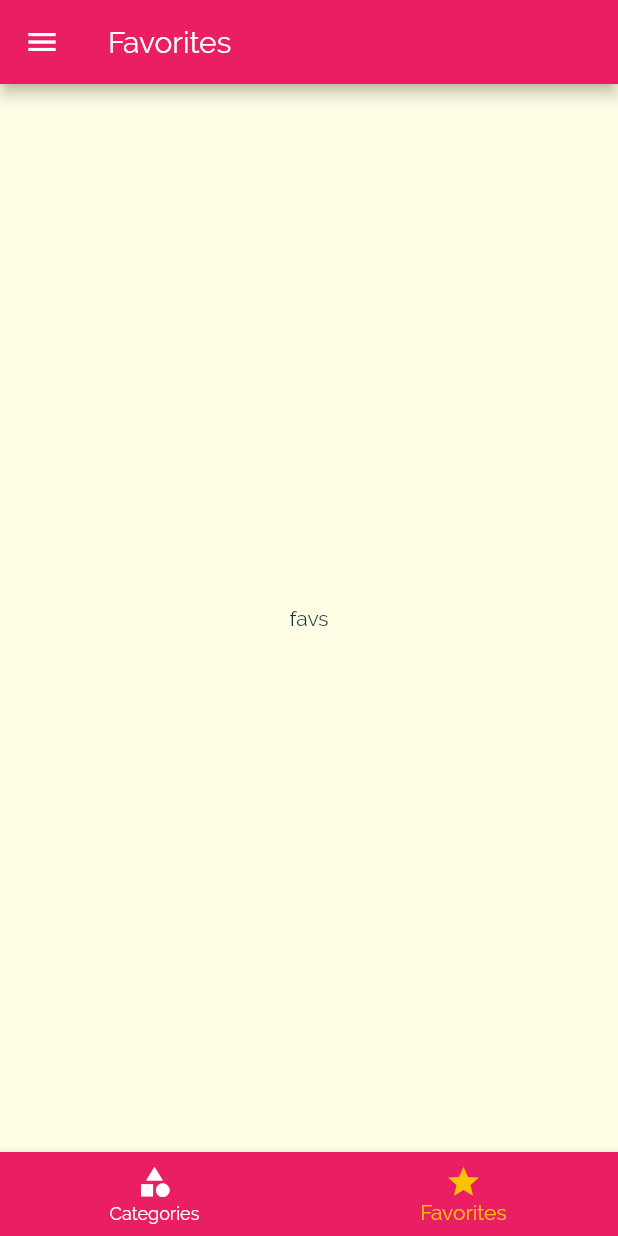
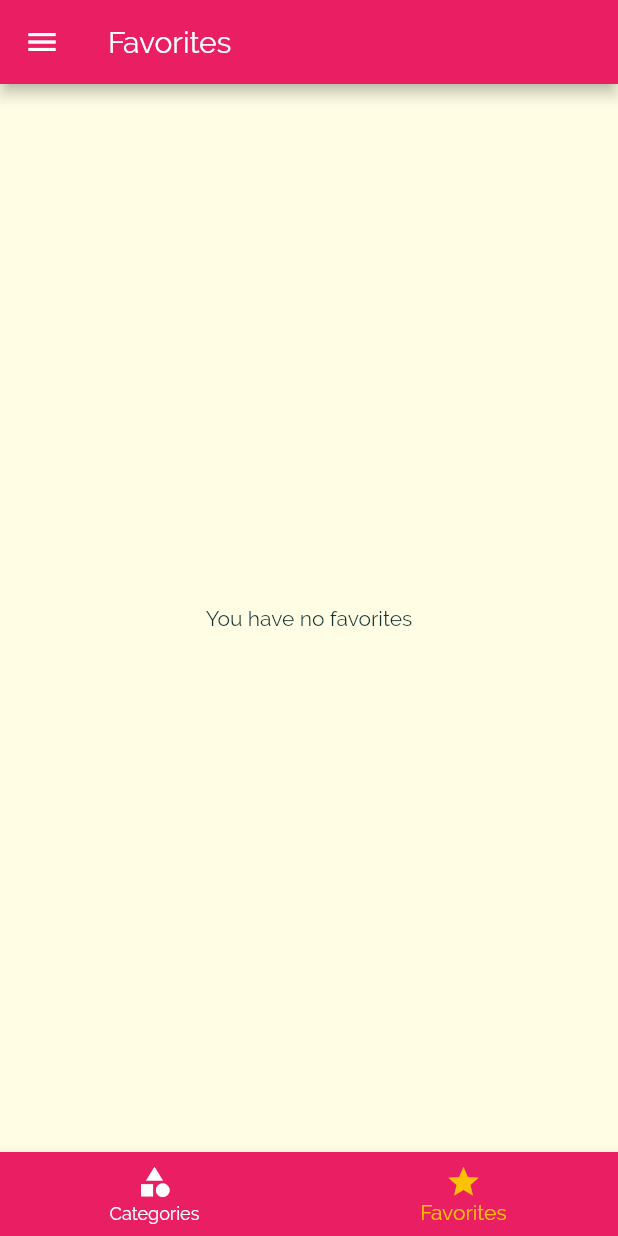
Before and after one commit to Zims/meals_app, a Flutter app: the screen it shows after launch, item 2 of the bottom bar chosen, on a phone screen of 412 x 824 dp. Run offline on Flutter 3.47's test engine with Material 2 defaults, Android fonts, the phone set to English and light mode, and no system bars.

Commit message:
Adding a "Mark as Favorite" Feature

```diff
--- a/lib/main.dart
+++ b/lib/main.dart
@@ -22,13 +22,14 @@ class _MyAppState extends State<MyApp> {
     'vegetarian': false,
   };
 
-  List<Meal> _avilableMeals = DUMMY_MEALS;
+  List<Meal> _availableMeals = DUMMY_MEALS;
+  List<Meal> _favoriteMeals = [];
 
   void _setFilters(Map<String, bool> filterData) {
     setState(() {
       _filters = filterData;
 
-      _avilableMeals = DUMMY_MEALS.where((meal) {
+      _availableMeals = DUMMY_MEALS.where((meal) {
         // if(_filters['gluten'] == true) =
         if (_filters['gluten'] && !meal.isGlutenFree) {
           return false;
@@ -46,6 +47,27 @@ class _MyAppState extends State<MyApp> {
         //chek whole dummy list for ! gluten free. If it isn`t than it`s excluded because the filter is on
       }).toList();
     });
+  }
+
+  void _toggleFavorite(String mealId) {
+    final existingIndex =
+        _favoriteMeals.indexWhere((meal) => meal.id == mealId);
+
+    if (existingIndex >= 0) {
+      setState(() {
+        _favoriteMeals.removeAt(existingIndex);
+      });
+    } else {
+      setState(() {
+        _favoriteMeals.add(
+          DUMMY_MEALS.firstWhere((meal) => meal.id == mealId),
+        );
+      });
+    }
+  }
+
+  bool _isMealFavorite(String id) {
+    return _favoriteMeals.any((meal) => meal.id == id);
   }
 
   @override
@@ -72,10 +94,10 @@ class _MyAppState extends State<MyApp> {
       ),
       // home: CategoriesScreen(),
       routes: {
-        '/': (ctx) => TabsScreen(),
+        '/': (ctx) => TabsScreen(_favoriteMeals),
         CategoryMealsScreen.routeName: (ctx) =>
-            CategoryMealsScreen(_avilableMeals),
-        MealDetailScreen.routeName: (ctx) => MealDetailScreen(),
+            CategoryMealsScreen(_availableMeals),
+        MealDetailScreen.routeName: (ctx) => MealDetailScreen(_toggleFavorite, _isMealFavorite),
         FiltersScreen.routeName: (ctx) => FiltersScreen(_filters, _setFilters)
       },
     );
--- a/lib/screens/category_meals_screen.dart
+++ b/lib/screens/category_meals_screen.dart
@@ -61,7 +61,6 @@ class _CategoryMealsScreenState extends State<CategoryMealsScreen> {
             duration: displayedMeals[index].duration,
             affordability: displayedMeals[index].affordability,
             complexity: displayedMeals[index].complexity,
-            removeItem: _removeMeal,
           );
         },
         itemCount: displayedMeals.length,
--- a/lib/screens/favorites_screen.dart
+++ b/lib/screens/favorites_screen.dart
@@ -1,10 +1,31 @@
 import 'package:flutter/material.dart';
+import '../models/meal.dart';
+import '../widgets/meal_item.dart';
 
 class FavoritesScreen extends StatelessWidget {
+  final List<Meal> favoriteMeals;
+
+  FavoritesScreen(this.favoriteMeals);
   @override
   Widget build(BuildContext context) {
-    return Center(
-      child: Text('favs'),
-    );
+    if (favoriteMeals.isEmpty) {
+      return Center(
+        child: Text('You have no favorites'),
+      );
+    } else {
+      return ListView.builder(
+        itemBuilder: (ctx, index) {
+          return MealItem(
+            id: favoriteMeals[index].id,
+            title: favoriteMeals[index].title,
+            imageUrl: favoriteMeals[index].imageUrl,
+            duration: favoriteMeals[index].duration,
+            affordability: favoriteMeals[index].affordability,
+            complexity: favoriteMeals[index].complexity,
+          );
+        },
+        itemCount: favoriteMeals.length,
+      );
+    }
   }
 }
--- a/lib/screens/tabs_sreen.dart
+++ b/lib/screens/tabs_sreen.dart
@@ -2,19 +2,34 @@ import 'package:flutter/material.dart';
 import '../widgets/main_drawer.dart';
 import './favorites_screen.dart';
 import './categories_screen.dart';
+import '../models/meal.dart';
 
 class TabsScreen extends StatefulWidget {
+  final List<Meal> favoriteMeals;
+
+  TabsScreen(this.favoriteMeals);
   @override
   _TabsScreenState createState() => _TabsScreenState();
 }
 
 class _TabsScreenState extends State<TabsScreen> {
-  final List<Map<String, Object>> _pages = [
-    {'page': CategoriesScreen(), 'title': 'Categories'},
-    {'page': FavoritesScreen(), 'title': 'Favorites'}
-  ];
+  List<Map<String, Object>> _pages;
+  int _selectedPageIndex = 0;
 
-  int _selectedPageIndex = 0;
+  @override
+  void initState() {
+    _pages = [
+      {
+        'page': CategoriesScreen(),
+        'title': 'Categories',
+      },
+      {
+        'page': FavoritesScreen(widget.favoriteMeals),
+        'title': 'Favorites',
+      }
+    ];
+    super.initState();
+  }
 
   void _selectPage(int index) {
     setState(() {
--- a/lib/widgets/meal_item.dart
+++ b/lib/widgets/meal_item.dart
@@ -10,7 +10,6 @@ class MealItem extends StatelessWidget {
   final int duration;
   final Complexity complexity;
   final Affordability affordability;
-  final Function removeItem;
 
   MealItem({
     @required this.id,
@@ -19,7 +18,6 @@ class MealItem extends StatelessWidget {
     @required this.duration,
     @required this.complexity,
     @required this.affordability,
-    @required this.removeItem,
   });
 
   String get complexityText {
@@ -62,7 +60,7 @@ class MealItem extends StatelessWidget {
     )
         .then((result) {
       if (result != null) {
-        removeItem(result);
+        // removeItem(result);
       }
     });
   }
```
Also changed, not shown: lib/screens/meal_detail_screen.dart (+7 -4 lines).
